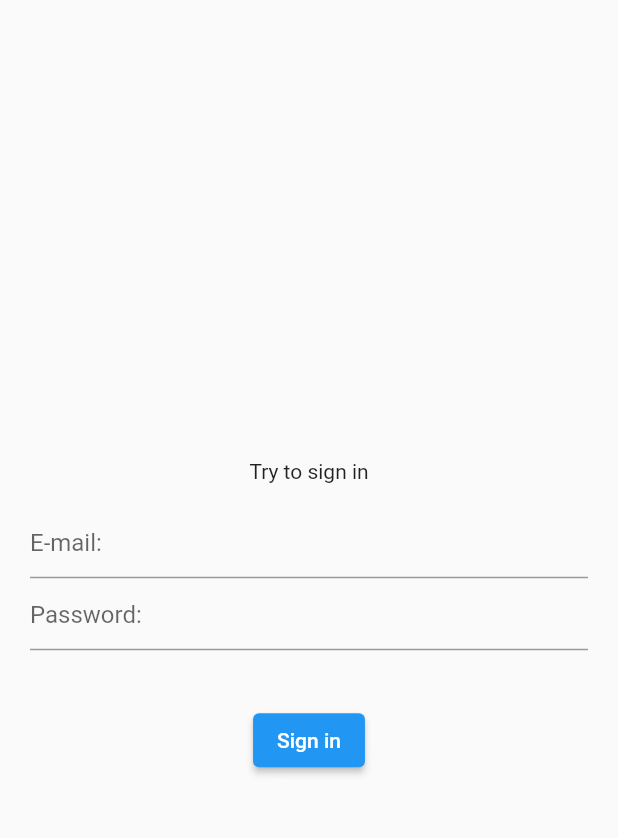
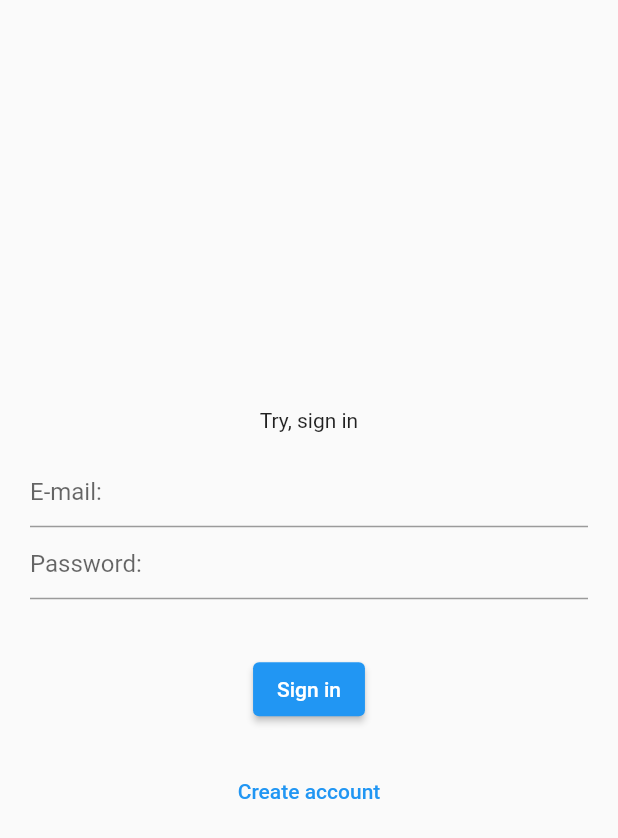
Before and after one commit to xxxjuliaxxx/make_it_tidy, a Flutter app: the screen it shows after launch, on a phone screen of 412 x 824 dp. Shown: the top 838 px of the screen. Run offline on Flutter 3.47's test engine with Material 2 defaults, Android fonts, the phone set to English and light mode, and no system bars; our stand-ins replace firebase_auth, firebase_core; accounts and stored records are empty.

Commit message:
Add registration

```diff
--- a/lib/app/login/login_page.dart
+++ b/lib/app/login/login_page.dart
@@ -16,6 +16,7 @@
 
 class _LoginPageState extends State<LoginPage> {
   var errorMessage = '';
+  var isCreatingAccount = false;
 
   @override
   Widget build(BuildContext context) {
@@ -26,7 +27,9 @@
           child: Column(
             mainAxisAlignment: MainAxisAlignment.center,
             children: [
-              const Text('Try to sign in'),
+              Text(isCreatingAccount == true
+                  ? 'First, register'
+                  : 'Try, sign in'),
               const SizedBox(height: 15),
               TextField(
                 controller: widget.emailController,
@@ -41,18 +44,58 @@
               const SizedBox(height: 20),
               ElevatedButton(
                 onPressed: () async {
+                  if (isCreatingAccount == true) {
+                    //registration
+
+                    try {
+                      await FirebaseAuth.instance
+                          .createUserWithEmailAndPassword(
+                              email: widget.emailController.text,
+                              password: widget.passwordController.text);
+                    } catch (error) {
+                      setState(() {
+                        const SizedBox(height: 20);
+                        errorMessage = error.toString();
+                      });
+                    }
+                  } else {
+                    //login
+
                     try {
                       await FirebaseAuth.instance.signInWithEmailAndPassword(
                           email: widget.emailController.text,
                           password: widget.passwordController.text);
                     } catch (error) {
                       setState(() {
+                        const SizedBox(height: 20);
                         errorMessage = error.toString();
                       });
                     }
+                  }
                 },
-                child: const Text('Sign in'),
+                child: Text(isCreatingAccount == true ? 'Register' : 'Sign in'),
               ),
+              const SizedBox(height: 20),
+              if (isCreatingAccount == false) ...[
+                TextButton(
+                  onPressed: () {
+                    setState(() {
+                      isCreatingAccount = true;
+                    });
+                  },
+                  child: const Text('Create account'),
+                ),
+              ],
+              if (isCreatingAccount == true) ...[
+                TextButton(
+                  onPressed: () {
+                    setState(() {
+                      isCreatingAccount = false;
+                    });
+                  },
+                  child: const Text('Do you already have an account? '),
+                ),
+              ],
             ],
           ),
         ),
```
Lines whose indentation alone changed are shown as unchanged.
